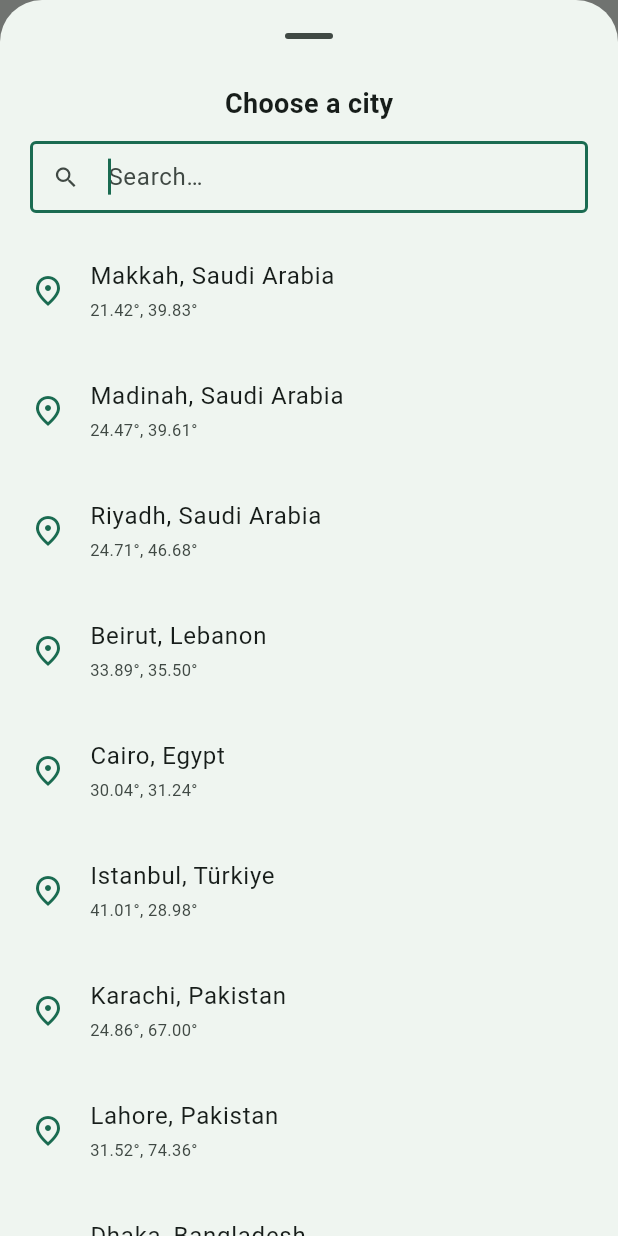
After one commit to salatukapp/salatukapp.github.io, a Flutter app: the screen it shows after launch, after a tap on "Pick a city", on a phone screen of 412 x 824 dp. The commit adds this screen. Run offline on Flutter 3.47's test engine with Material 3 defaults, Android fonts, the phone set to English and light mode, and no system bars; our stand-ins replace flutter_local_notifications, flutter_timezone, geolocator, hijri, shared_preferences, timezone; missing offline and left inert: adhan_dart, flutter_compass_v2.

Commit message:
Fix web/desktop location flow: hard timeout + manual city picker fallback

```diff
--- a/lib/core/location/location_service.dart
+++ b/lib/core/location/location_service.dart
@@ -1,3 +1,5 @@
+import 'dart:async';
+
 import 'package:geolocator/geolocator.dart';
 
 class LocationResult {
@@ -46,7 +48,16 @@ class LocationService {
 
     LocationPermission perm = await Geolocator.checkPermission();
     if (perm == LocationPermission.denied) {
-      perm = await Geolocator.requestPermission();
+      // Browser prompts that get dismissed (rather than answered) can hang
+      // forever, so wrap the request in our own external timeout too.
+      try {
+        perm = await Geolocator.requestPermission().timeout(timeout);
+      } on TimeoutException {
+        throw const LocationException(
+          LocationFailure.timeout,
+          'No response to the location permission prompt. Try again, or enter a city manually in settings.',
+        );
+      }
       if (perm == LocationPermission.denied) {
         throw const LocationException(
           LocationFailure.permissionDenied,
@@ -63,16 +74,25 @@ class LocationService {
     }
 
     try {
+      // Belt-and-braces: the platform's own `timeLimit` is not honored by
+      // every implementation (especially geolocator_web on desktops with no
+      // GPS where the browser stalls). Add an external `.timeout()` so the
+      // UI always escapes.
       final pos = await Geolocator.getCurrentPosition(
         desiredAccuracy: LocationAccuracy.medium,
         timeLimit: timeout,
-      );
+      ).timeout(timeout);
       return LocationResult(
         latitude: pos.latitude,
         longitude: pos.longitude,
         timestamp: DateTime.now(),
         fromCache: false,
       );
+    } on TimeoutException {
+      throw const LocationException(
+        LocationFailure.timeout,
+        'Location request timed out. On a desktop without GPS, enter a city manually in settings.',
+      );
     } on Exception catch (e) {
       throw LocationException(LocationFailure.unknown, e.toString());
     }
--- a/lib/features/prayer_times/prayer_times_screen.dart
+++ b/lib/features/prayer_times/prayer_times_screen.dart
@@ -10,6 +10,7 @@ import '../../core/location/region_detector.dart';
 import '../../core/prayer_times/prayer_times_service.dart';
 import '../../core/prayer_times/sunni_method.dart';
 import '../../core/storage/settings_store.dart';
+import '../../ui/widgets/manual_location_picker.dart';
 
 class PrayerTimesScreen extends StatefulWidget {
   const PrayerTimesScreen({super.key});
@@ -131,11 +132,20 @@ class _PrayerTimesScreenState extends State<PrayerTimesScreen> {
             Icon(Icons.location_off, size: 64, color: cs.outline),
             const SizedBox(height: 16),
             Text(_error!, textAlign: TextAlign.center),
-            const SizedBox(height: 16),
+            const SizedBox(height: 24),
             FilledButton.icon(
+              onPressed: () async {
+                final picked = await showManualLocationPicker(context);
+                if (picked && mounted) _bootstrap();
+              },
+              icon: const Icon(Icons.place_outlined),
+              label: const Text('Pick a city'),
+            ),
+            const SizedBox(height: 8),
+            TextButton.icon(
               onPressed: _bootstrap,
               icon: const Icon(Icons.refresh),
-              label: const Text('Try again'),
+              label: const Text('Try GPS again'),
             ),
           ],
         ),
--- a/lib/features/qibla/qibla_screen.dart
+++ b/lib/features/qibla/qibla_screen.dart
@@ -4,6 +4,8 @@ import 'package:flutter/material.dart';
 
 import '../../core/location/location_service.dart';
 import '../../core/qibla/qibla_service.dart';
+import '../../core/storage/settings_store.dart';
+import '../../ui/widgets/manual_location_picker.dart';
 
 class QiblaScreen extends StatefulWidget {
   const QiblaScreen({super.key});
@@ -35,9 +37,16 @@ class _QiblaScreenState extends State<QiblaScreen> {
       _error = null;
     });
     try {
-      final loc = await _location.getCurrent();
-      _lat = loc.latitude;
-      _lng = loc.longitude;
+      // Honor a manual-location override first; only fall back to GPS otherwise.
+      final settings = await SettingsStore().load();
+      if (settings.manualLatitude != null && settings.manualLongitude != null) {
+        _lat = settings.manualLatitude;
+        _lng = settings.manualLongitude;
+      } else {
+        final loc = await _location.getCurrent();
+        _lat = loc.latitude;
+        _lng = loc.longitude;
+      }
       _qiblaBearing = QiblaService.bearingFromTrueNorth(
         latitude: _lat!,
         longitude: _lng!,
@@ -110,11 +119,27 @@ class _QiblaScreenState extends State<QiblaScreen> {
                 size: 64, color: Theme.of(context).colorScheme.outline),
             const SizedBox(height: 16),
             Text(_error!, textAlign: TextAlign.center),
-            const SizedBox(height: 16),
+            const SizedBox(height: 24),
             FilledButton.icon(
+              onPressed: () async {
+                final picked = await showManualLocationPicker(context);
+                if (picked && mounted) _bootstrap();
+              },
+              icon: const Icon(Icons.place_outlined),
+              label: const Text('Pick a city'),
+            ),
+            const SizedBox(height: 8),
+            TextButton.icon(
               onPressed: _bootstrap,
               icon: const Icon(Icons.refresh),
-              label: const Text('Try again'),
+              label: const Text('Try GPS again'),
+            ),
+            const SizedBox(height: 16),
+            Text(
+              'Desktop browsers don\'t have a magnetometer — the Qibla compass is fully accurate only on phones. On desktop you\'ll still see the target bearing.',
+              textAlign: TextAlign.center,
+              style: Theme.of(context).textTheme.bodySmall?.copyWith(
+                  color: Theme.of(context).colorScheme.outline),
             ),
           ],
         ),
--- /dev/null
+++ b/lib/ui/widgets/manual_location_picker.dart
@@ -0,0 +1,133 @@
+import 'package:flutter/material.dart';
+
+import '../../core/storage/settings_store.dart';
+
+/// Preset list of major cities. Hand-curated for Muslim-significant locations.
+class PresetCity {
+  final String label;
+  final double latitude;
+  final double longitude;
+  const PresetCity(this.label, this.latitude, this.longitude);
+}
+
+const List<PresetCity> _presets = [
+  PresetCity('Makkah, Saudi Arabia', 21.4225, 39.8262),
+  PresetCity('Madinah, Saudi Arabia', 24.4686, 39.6142),
+  PresetCity('Riyadh, Saudi Arabia', 24.7136, 46.6753),
+  PresetCity('Beirut, Lebanon', 33.8938, 35.5018),
+  PresetCity('Cairo, Egypt', 30.0444, 31.2357),
+  PresetCity('Istanbul, Türkiye', 41.0082, 28.9784),
+  PresetCity('Karachi, Pakistan', 24.8607, 67.0011),
+  PresetCity('Lahore, Pakistan', 31.5204, 74.3587),
+  PresetCity('Dhaka, Bangladesh', 23.8103, 90.4125),
+  PresetCity('Jakarta, Indonesia', -6.2088, 106.8456),
+  PresetCity('Kuala Lumpur, Malaysia', 3.1390, 101.6869),
+  PresetCity('Singapore', 1.3521, 103.8198),
+  PresetCity('Dubai, UAE', 25.2048, 55.2708),
+  PresetCity('Doha, Qatar', 25.2854, 51.5310),
+  PresetCity('Kuwait City, Kuwait', 29.3759, 47.9774),
+  PresetCity('Amman, Jordan', 31.9539, 35.9106),
+  PresetCity('Damascus, Syria', 33.5138, 36.2765),
+  PresetCity('Baghdad, Iraq', 33.3152, 44.3661),
+  PresetCity('Casablanca, Morocco', 33.5731, -7.5898),
+  PresetCity('Algiers, Algeria', 36.7538, 3.0588),
+  PresetCity('Tunis, Tunisia', 36.8065, 10.1815),
+  PresetCity('London, UK', 51.5074, -0.1278),
+  PresetCity('Paris, France', 48.8566, 2.3522),
+  PresetCity('Berlin, Germany', 52.5200, 13.4050),
+  PresetCity('New York City, USA', 40.7128, -74.0060),
+  PresetCity('Chicago, USA', 41.8781, -87.6298),
+  PresetCity('Toronto, Canada', 43.6532, -79.3832),
+  PresetCity('Sydney, Australia', -33.8688, 151.2093),
+];
+
+/// Shows a picker letting the user choose a preset city. Saves the choice
+/// as the manual location override and returns true if the user picked one.
+Future<bool> showManualLocationPicker(BuildContext context) async {
+  final picked = await showModalBottomSheet<PresetCity>(
+    context: context,
+    isScrollControlled: true,
+    showDragHandle: true,
+    builder: (_) => _LocationPickerSheet(),
+  );
+  if (picked == null) return false;
+
+  final store = SettingsStore();
+  final current = await store.load();
+  await store.save(current.copyWith(
+    manualLatitude: picked.latitude,
+    manualLongitude: picked.longitude,
+    manualCityLabel: picked.label,
+  ));
+  return true;
+}
+
+class _LocationPickerSheet extends StatefulWidget {
+  @override
+  State<_LocationPickerSheet> createState() => _LocationPickerSheetState();
+}
+
+class _LocationPickerSheetState extends State<_LocationPickerSheet> {
+  String _query = '';
+
+  @override
+  Widget build(BuildContext context) {
+    final filtered = _query.isEmpty
+        ? _presets
+        : _presets
+            .where(
+                (c) => c.label.toLowerCase().contains(_query.toLowerCase()))
+            .toList();
+
+    return SafeArea(
+      child: Padding(
+        padding: EdgeInsets.only(
+          bottom: MediaQuery.of(context).viewInsets.bottom,
+        ),
+        child: Column(
+          mainAxisSize: MainAxisSize.min,
+          children: [
+            const Padding(
+              padding: EdgeInsets.fromLTRB(20, 8, 20, 4),
+              child: Text(
+                'Choose a city',
+                style: TextStyle(fontSize: 18, fontWeight: FontWeight.w600),
+              ),
+            ),
+            Padding(
+              padding: const EdgeInsets.fromLTRB(20, 8, 20, 12),
+              child: TextField(
+                autofocus: true,
+                decoration: const InputDecoration(
+                  hintText: 'Search…',
+                  prefixIcon: Icon(Icons.search),
+                  border: OutlineInputBorder(),
+                  isDense: true,
+                ),
+                onChanged: (v) => setState(() => _query = v),
+              ),
+            ),
+            Flexible(
+              child: ListView.builder(
+                shrinkWrap: true,
+                itemCount: filtered.length,
+                itemBuilder: (context, i) {
+                  final c = filtered[i];
+                  return ListTile(
+                    leading: const Icon(Icons.place_outlined),
+                    title: Text(c.label),
+                    subtitle: Text(
+                      '${c.latitude.toStringAsFixed(2)}°, ${c.longitude.toStringAsFixed(2)}°',
+                      style: const TextStyle(fontSize: 11),
+                    ),
+                    onTap: () => Navigator.pop(context, c),
+                  );
+                },
+              ),
+            ),
+          ],
+        ),
+      ),
+    );
+  }
+}
```
